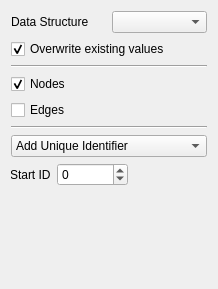
Before: the Qt Designer form src/Plugins/AssignValues/assignvalueswidget.ui in KDE/rocs, drawn with Qt 5.
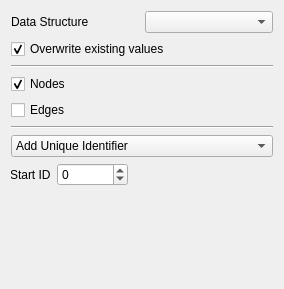
After: the same form once the commit is applied.

```diff
--- a/src/Plugins/AssignValues/assignvalueswidget.ui
+++ b/src/Plugins/AssignValues/assignvalueswidget.ui
@@ -6,7 +6,7 @@
    <rect>
     <x>0</x>
     <y>0</y>
-    <width>218</width>
+    <width>284</width>
     <height>270</height>
    </rect>
   </property>
```
